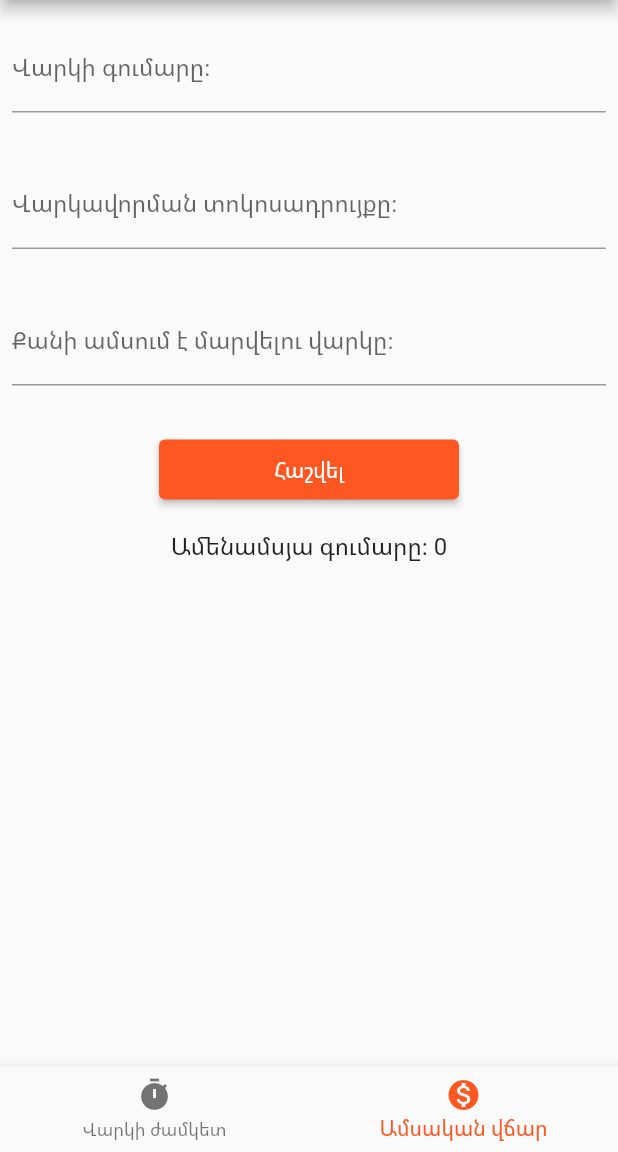
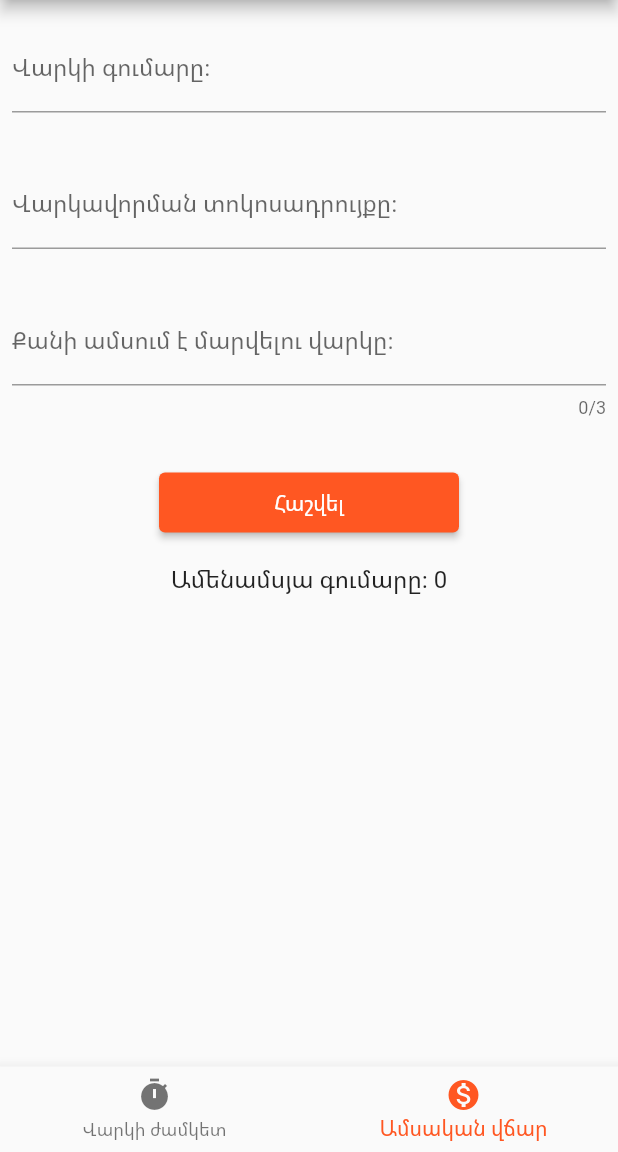
Before and after one commit to armankostandov/varkulator, a Flutter app: the screen it shows after launch, item 2 of the bottom bar chosen, after a tap on "Հաշվել", on a phone screen of 412 x 824 dp, the part 84-1236 px from its top. Run offline on Flutter 3.47's test engine with Material 2 defaults, Android fonts, the phone set to English and light mode, and no system bars; missing offline and left inert: pattern_formatter; Roboto replaces fonts that are missing (Georgia, Hind).

Commit message:
refactoring, pattern formatters

```diff
--- a/lib/pages/duration_calc.dart
+++ b/lib/pages/duration_calc.dart
@@ -1,5 +1,9 @@
 import 'package:flutter/material.dart';
 import 'package:flutter/services.dart';
+import 'package:intl/intl.dart';
+import 'package:pattern_formatter/pattern_formatter.dart';
+import 'package:vark_calc/utils/converter.dart';
+import 'package:vark_calc/utils/formatters/percentage_formatter.dart';
 
 class DurationCalcForm extends StatefulWidget {
   const DurationCalcForm({Key? key}) : super(key: key);
@@ -33,17 +37,12 @@ class _DurationCalcFormState extends State<DurationCalcForm> {
   }
 
   String result = "Վարկը կմարվի 0 տարի 0 ամիս անց";
+  String info = "Հաշվարկը դեռ կատարված չէ";
   double amount = 0;
   double percent = 0;
   double eachMonthPayment = 0;
   double incomeTax = 0;
   bool isIncomeTaxEnabled = false;
-
-  String info = "Հաշվարկը դեռ կատարված չէ";
-
-  double convertToDouble(String s) {
-    return double.parse(s.replaceAll(",", '.').replaceAll("-", "replace").replaceAll(" ", ""));
-  }
 
   void calculate(double amount, double percent, double eachMonthPayment, double incomeTax) {
     if (eachMonthPayment <= amount * percent / 1200) {
@@ -76,10 +75,11 @@ class _DurationCalcFormState extends State<DurationCalcForm> {
 
     setState(() => {
           result = "Վարկը կմարվի ${counter ~/ 12} տարի ${counter % 12} ամիս անց",
-          info = "\t Ամսեկան $eachMonthPayment վճարելով վարկը կմարվի ${counter ~/ 12} տարի, ${counter % 12} ամիս անց \t\n\n",
-          info += "\t Ընդհանուր տոկոսների համար վճարվելու է: $sumBankBill \t\n",
-          info += "\t Որից դուք վճարելու եք: $userPayedBankBill \t\n",
-          info += "\t Որից պետությունը կվճարի: ${sumBankBill - userPayedBankBill} \t"
+          info = "\t Ամսեկան ${NumberFormat.decimalPattern().format(eachMonthPayment)} վճարելով վարկը կմարվի ${counter ~/ 12} տարի, "
+              "${counter % 12} ամիս անց \t\n\n",
+          info += "\t Ընդհանուր տոկոսների համար վճարվելու է: ${NumberFormat.decimalPattern().format(sumBankBill.round())} \t\n",
+          info += "\t Որից դուք վճարելու եք: ${NumberFormat.decimalPattern().format(userPayedBankBill.round())} \t\n",
+          info += "\t Որից պետությունը կվճարի: ${NumberFormat.decimalPattern().format((sumBankBill - userPayedBankBill).round())} \t"
         });
   }
 
@@ -93,7 +93,7 @@ class _DurationCalcFormState extends State<DurationCalcForm> {
           child: TextFormField(
             controller: amountController,
             keyboardType: const TextInputType.numberWithOptions(signed: true),
-            inputFormatters: [FilteringTextInputFormatter.deny(RegExp(r'[^0-9.]+')), FilteringTextInputFormatter.deny("..")],
+            inputFormatters: [ThousandsFormatter(allowFraction: true)],
             decoration: const InputDecoration(
               border: UnderlineInputBorder(),
               labelText: 'Վարկի մնացորդը։',
@@ -105,8 +105,9 @@ class _DurationCalcFormState extends State<DurationCalcForm> {
           child: TextFormField(
             controller: percentController,
             keyboardType: const TextInputType.numberWithOptions(signed: true),
-            inputFormatters: [FilteringTextInputFormatter.deny(RegExp(r'[^0-9.]+')), FilteringTextInputFormatter.deny("..")],
+            inputFormatters: [FilteringTextInputFormatter.deny(RegExp(r'[^0-9.]+')), FilteringTextInputFormatter.deny(".."), PercentageFormatter()],
             decoration: const InputDecoration(
+              suffix: Text("%"),
               border: UnderlineInputBorder(),
               labelText: 'Վարկավորման տոկոսադրույքը։',
             ),
@@ -117,7 +118,7 @@ class _DurationCalcFormState extends State<DurationCalcForm> {
           child: TextFormField(
             controller: eachMonthPaymentController,
             keyboardType: const TextInputType.numberWithOptions(signed: true),
-            inputFormatters: [FilteringTextInputFormatter.deny(RegExp(r'[^0-9.]+')), FilteringTextInputFormatter.deny("..")],
+            inputFormatters: [ThousandsFormatter(allowFraction: true)],
             decoration: const InputDecoration(
               border: UnderlineInputBorder(),
               labelText: 'Որքան եք վճարելու ամսեկան։',
@@ -141,7 +142,7 @@ class _DurationCalcFormState extends State<DurationCalcForm> {
             child: TextFormField(
               controller: incomeTaxController,
               keyboardType: const TextInputType.numberWithOptions(signed: true),
-              inputFormatters: [FilteringTextInputFormatter.deny(RegExp(r'[^0-9.]+')), FilteringTextInputFormatter.deny("..")],
+              inputFormatters: [ThousandsFormatter(allowFraction: true)],
               decoration: const InputDecoration(
                 border: UnderlineInputBorder(),
                 labelText: 'Եկամտահարկի գումարը։',
@@ -157,10 +158,10 @@ class _DurationCalcFormState extends State<DurationCalcForm> {
             ),
             onPressed: () {
               setState(() {
-                amount = convertToDouble(amountController.text);
-                percent = convertToDouble(percentController.text);
-                eachMonthPayment = convertToDouble(eachMonthPaymentController.text);
-                incomeTax = isIncomeTaxEnabled ? convertToDouble(incomeTaxController.text) : 0;
+                amount = Converter.toDouble(amountController.text);
+                percent = Converter.toDouble(percentController.text);
+                eachMonthPayment = Converter.toDouble(eachMonthPaymentController.text);
+                incomeTax = isIncomeTaxEnabled ? Converter.toDouble(incomeTaxController.text) : 0;
                 calculate(amount, percent, eachMonthPayment, incomeTax);
                 FocusScope.of(context).unfocus();
               });
--- a/lib/pages/loan_calc.dart
+++ b/lib/pages/loan_calc.dart
@@ -1,6 +1,11 @@
 import 'package:flutter/material.dart';
 import 'package:flutter/services.dart';
+import 'package:intl/intl.dart';
 import 'dart:math';
+
+import 'package:pattern_formatter/numeric_formatter.dart';
+import 'package:vark_calc/utils/formatters/percentage_formatter.dart';
+import 'package:vark_calc/utils/converter.dart';
 
 class LoanCalcForm extends StatefulWidget {
   const LoanCalcForm({Key? key}) : super(key: key);
@@ -35,10 +40,6 @@ class _LoanCalcFormState extends State<LoanCalcForm> {
   double percent = 0;
   double months = 0;
 
-  double convertToDouble(String s) {
-    return double.parse(s.replaceAll(",", '.').replaceAll("-", "replace").replaceAll(" ", ""));
-  }
-
   int calculate(double amount, double percent, double months) {
     double monthPercent = percent / 1200;
     double koef = monthPercent / (1 - pow(1 + monthPercent, -1 * months));
@@ -55,7 +56,7 @@ class _LoanCalcFormState extends State<LoanCalcForm> {
           child: TextFormField(
             controller: amountController,
             keyboardType: const TextInputType.numberWithOptions(signed: true),
-            inputFormatters: [FilteringTextInputFormatter.deny(RegExp(r'[^0-9.]+')), FilteringTextInputFormatter.deny("..")],
+            inputFormatters: [ThousandsFormatter()],
             decoration: const InputDecoration(
               border: UnderlineInputBorder(),
               labelText: 'Վարկի գումարը։',
@@ -67,8 +68,9 @@ class _LoanCalcFormState extends State<LoanCalcForm> {
           child: TextFormField(
             controller: percentController,
             keyboardType: const TextInputType.numberWithOptions(signed: true),
-            inputFormatters: [FilteringTextInputFormatter.deny(RegExp(r'[^0-9.]+')), FilteringTextInputFormatter.deny("..")],
+            inputFormatters: [FilteringTextInputFormatter.deny(RegExp(r'[^0-9.]+')), FilteringTextInputFormatter.deny(".."), PercentageFormatter()],
             decoration: const InputDecoration(
+              suffix: Text("%"),
               border: UnderlineInputBorder(),
               labelText: 'Վարկավորման տոկոսադրույքը։',
             ),
@@ -79,6 +81,7 @@ class _LoanCalcFormState extends State<LoanCalcForm> {
           child: TextFormField(
             controller: monthsController,
             keyboardType: const TextInputType.numberWithOptions(signed: true),
+            maxLength: 3,
             inputFormatters: [FilteringTextInputFormatter.deny(RegExp(r'[^0-9.]+')), FilteringTextInputFormatter.deny("..")],
             decoration: const InputDecoration(
               border: UnderlineInputBorder(),
@@ -94,9 +97,9 @@ class _LoanCalcFormState extends State<LoanCalcForm> {
             ),
             onPressed: () {
               setState(() {
-                amount = convertToDouble(amountController.text);
-                percent = convertToDouble(percentController.text);
-                months = convertToDouble(monthsController.text);
+                amount = Converter.toDouble(amountController.text);
+                percent = Converter.toDouble(percentController.text);
+                months = Converter.toDouble(monthsController.text);
 
                 result = calculate(amount, percent, months);
                 FocusScope.of(context).unfocus();
@@ -105,7 +108,7 @@ class _LoanCalcFormState extends State<LoanCalcForm> {
             child: const Text('Հաշվել'),
           ),
         ),
-        Text("Ամենամսյա գումարը։ $result"),
+        Text("Ամենամսյա գումարը։ ${NumberFormat.decimalPattern().format(result)}"),
       ],
     );
   }
--- /dev/null
+++ b/lib/utils/converter.dart
@@ -0,0 +1,5 @@
+class Converter {
+  static double toDouble(String s) {
+    return double.parse(s.replaceAll("-", "").replaceAll(" ", "").replaceAll(",", ""));
+  }
+}
--- a/pubspec.yaml
+++ b/pubspec.yaml
@@ -35,6 +35,9 @@ dependencies:
   # Use with the CupertinoIcons class for iOS style icons.
   cupertino_icons: ^1.0.2
   modal_bottom_sheet: ^2.0.0
+  mask_text_input_formatter: ^2.0.0
+  intl: ^0.17.0
+  pattern_formatter: ^2.0.0
 
 dev_dependencies:
   flutter_test:
```
Also changed, not shown: lib/utils/formatters/percentage_formatter.dart (added, +21 -0 lines), pubspec.lock.
